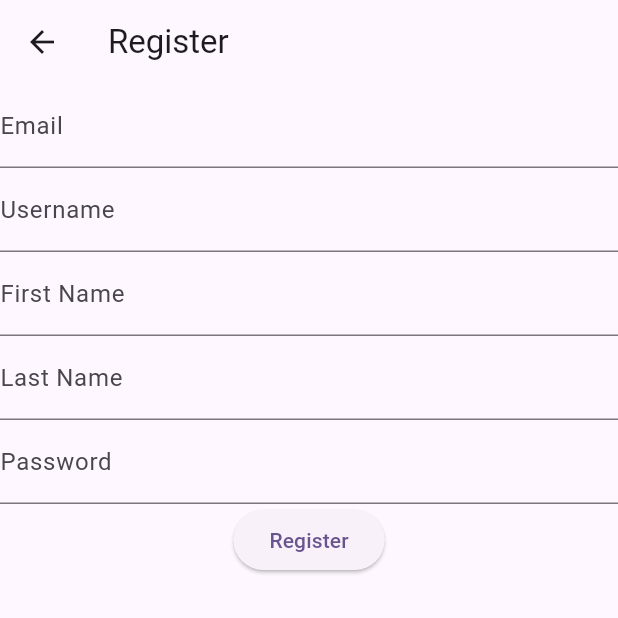
After one commit to KANAGARAJ-M/AirDropsNC, a Flutter app: the RegisterPage screen opened directly, on a phone screen of 412 x 824 dp, the top half of it. The commit adds this screen. Run offline on Flutter 3.47's test engine with Material 3 defaults, Android fonts, the phone set to English and light mode, and no system bars; our stand-ins replace cloud_firestore, firebase_auth, firebase_core, firebase_dynamic_links, firebase_remote_config, package_info_plus and 3 more; accounts and stored records are empty; network calls fail.

Commit message:
up - 11 - 1.6.1

```diff
--- /dev/null
+++ b/lib/phase2/Auth/registerPage.dart
@@ -0,0 +1,74 @@
+import 'package:flutter/material.dart';
+import 'package:firebase_auth/firebase_auth.dart';
+import 'package:supabase_flutter/supabase_flutter.dart';
+
+class RegisterPage extends StatefulWidget {
+  @override
+  _RegisterPageState createState() => _RegisterPageState();
+}
+
+class _RegisterPageState extends State<RegisterPage> {
+  final _auth = FirebaseAuth.instance;
+  final _supabase = Supabase.instance.client;
+  final _formKey = GlobalKey<FormState>();
+
+  final emailController = TextEditingController();
+  final usernameController = TextEditingController();
+  final firstNameController = TextEditingController();
+  final lastNameController = TextEditingController();
+  final passwordController = TextEditingController();
+
+  Future<void> _registerUser() async {
+    if (_formKey.currentState!.validate()) {
+      try {
+        // Firebase Auth registration
+        UserCredential userCredential = await _auth.createUserWithEmailAndPassword(
+          email: emailController.text,
+          password: passwordController.text,
+        );
+
+        // Save user data in Supabase
+        final response = await _supabase
+            .from('users')
+            .insert({
+              'email': emailController.text,
+              'username': usernameController.text,
+              'first_name': firstNameController.text,
+              'last_name': lastNameController.text,
+            });
+
+        if (response.error == null) {
+          ScaffoldMessenger.of(context).showSnackBar(
+              SnackBar(content: Text('Registration successful!')));
+          Navigator.pop(context);
+        } else {
+          ScaffoldMessenger.of(context).showSnackBar(
+              SnackBar(content: Text('Supabase Error: ${response.error!.message}')));
+        }
+      } on FirebaseAuthException catch (e) {
+        ScaffoldMessenger.of(context)
+            .showSnackBar(SnackBar(content: Text('Firebase Auth Error: ${e.message}')));
+      }
+    }
+  }
+
+  @override
+  Widget build(BuildContext context) {
+    return Scaffold(
+      appBar: AppBar(title: Text('Register')),
+      body: Form(
+        key: _formKey,
+        child: Column(
+          children: [
+            TextFormField(controller: emailController, decoration: InputDecoration(labelText: 'Email')),
+            TextFormField(controller: usernameController, decoration: InputDecoration(labelText: 'Username')),
+            TextFormField(controller: firstNameController, decoration: InputDecoration(labelText: 'First Name')),
+            TextFormField(controller: lastNameController, decoration: InputDecoration(labelText: 'Last Name')),
+            TextFormField(controller: passwordController, decoration: InputDecoration(labelText: 'Password')),
+            ElevatedButton(onPressed: _registerUser, child: Text('Register')),
+          ],
+        ),
+      ),
+    );
+  }
+}
--- /dev/null
+++ b/lib/phase2/model/authModel.dart
@@ -0,0 +1,15 @@
+class AuthModel {
+  final String email;
+  final String username;
+  final String firstName;
+  final String lastName;
+  final String password;
+
+  AuthModel({
+    required this.email,
+    required this.username,
+    required this.firstName,
+    required this.lastName,
+    required this.password,
+  });
+}
--- a/pubspec.yaml
+++ b/pubspec.yaml
@@ -16,7 +16,7 @@ publish_to: 'none' # Remove this line if you wish to publish to pub.dev
 # https://developer.apple.com/library/archive/documentation/General/Reference/InfoPlistKeyReference/Articles/CoreFoundationKeys.html
 # In Windows, build-name is used as the major, minor, and patch parts
 # of the product and file versions while build-number is used as the build suffix.
-version: 1.6.0+10
+version: 1.6.1+11
 
 environment:
   sdk: ^3.5.1
```
Also changed, not shown: lib/main.dart (+12 -3 lines), lib/phase2/Auth/loginPage.dart (added, +69 -0 lines), 2 other files.
